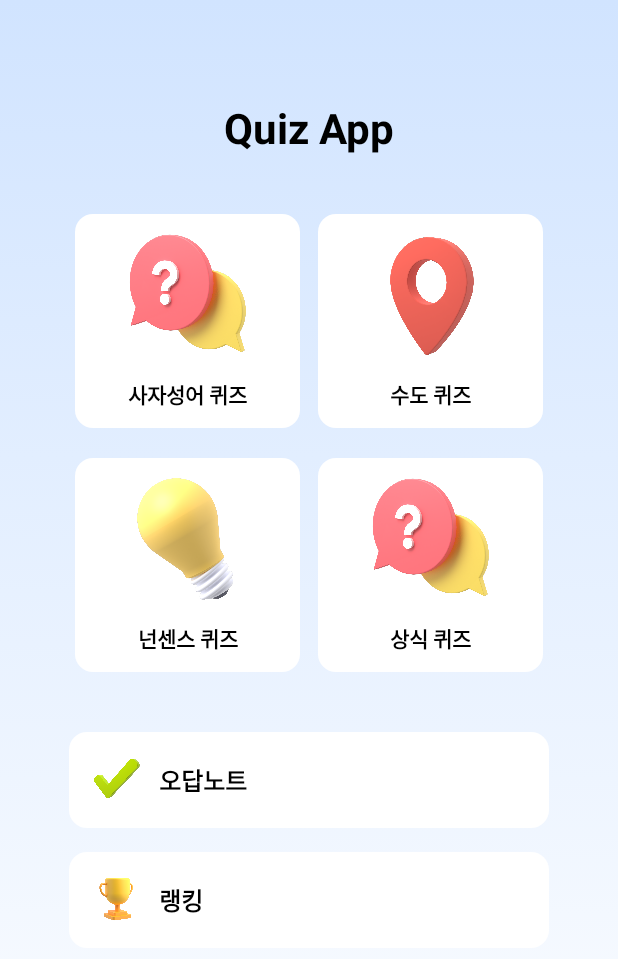
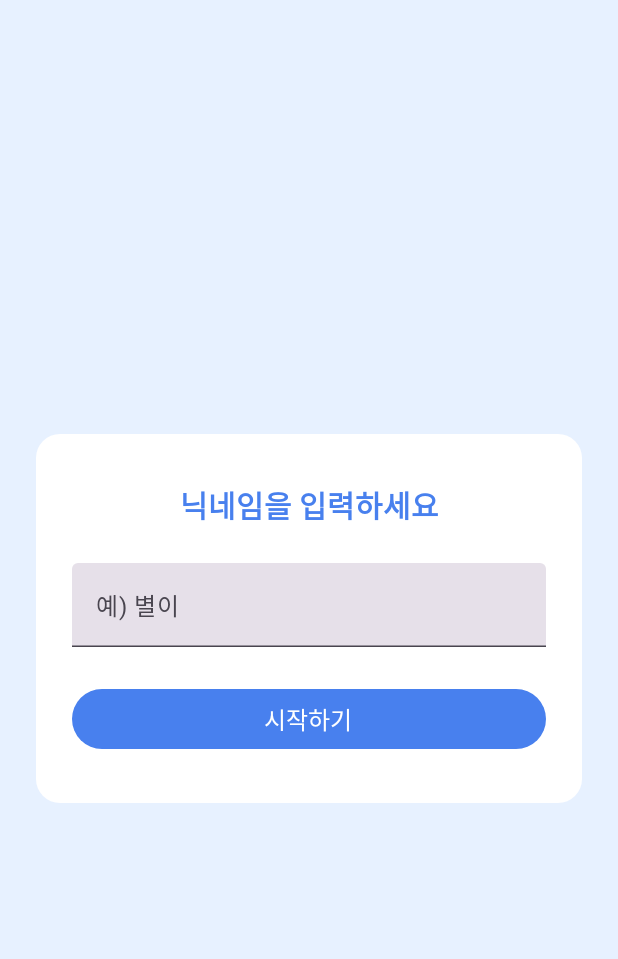
Before and after one commit to kkjimin12/mobileSW_14, an Android app built with Jetpack Compose: the screen it shows after launch (MainActivity), on a phone screen of 412 x 824 dp. Shown: the top 959 px of the screen. Run offline under Robolectric (Android 15) with nearby library versions, the phone set to English and light mode, and no system bars.

Commit message:
Feat: 닉네임 입력 화면 수정

```diff
--- a/app/src/main/java/com/example/mobilequizapp/MainActivity.kt
+++ b/app/src/main/java/com/example/mobilequizapp/MainActivity.kt
@@ -69,15 +69,13 @@ class MainActivity : ComponentActivity() {
 fun HomeScreenPreview() {
     val context = LocalContext.current
 
-    HomeScreen(
-        context = context,
-        onTopicSelected = { _, _ -> },
-        onWrongQuizClick = {},
-        onRankingClick = {}
-    )
+    RankingScreen {
+
+    }
 }
 //랭킹 위한 게임 기록
 data class GameRecord(
+    val nickname: String = "",
     val topic: String,           // 주제
     val score: Int,              // 점수 (0-100)
     val correctCount: Int,       // 정답 수
@@ -117,7 +115,10 @@ object GameRecordManager {
 
 @Composable
 fun QuizApp(){
-    var currentScreen by remember {mutableStateOf("home")}
+
+    var currentScreen by remember { mutableStateOf("name") }
+    var nickname by remember { mutableStateOf("") }
+
     var currentTopic by remember {mutableStateOf("")}
     var currentQuizList by remember {mutableStateOf(listOf<Quiz>())}
     var lastScore by remember {mutableStateOf(0)}
@@ -126,6 +127,14 @@ fun QuizApp(){
     val context = LocalContext.current
 
     when(currentScreen){
+
+        "name" -> NameScreen(
+            onConfirm = { inputName ->
+                nickname = inputName
+                currentScreen = "home"
+            }
+        )
+
         "home" -> HomeScreen(
             context = context,
             onTopicSelected = { topicName, fileName ->
@@ -153,6 +162,7 @@ fun QuizApp(){
             }
         )
         "result" -> ResultScreen(
+            nickname = nickname,
             topic = currentTopic,
             totalQuestions = currentQuizList.size,
             wrongCount = currentQuizWrongList.size,
@@ -260,6 +270,61 @@ fun HomeScreen(
                 text = "랭킹",
                 onClick = onRankingClick
             )
+        }
+    }
+}
+
+@Composable
+fun NameScreen(
+    onConfirm: (String) -> Unit
+) {
+    var nameInput by remember { mutableStateOf("") }
+
+    Box(
+        modifier = Modifier
+            .fillMaxSize()
+            .background(Color(0xFFE7F1FF)),   // 배경색 E7F1FF
+        contentAlignment = Alignment.Center
+    ) {
+        Column(
+            horizontalAlignment = Alignment.CenterHorizontally,
+            modifier = Modifier
+                .padding(24.dp)
+                .background(Color.White, RoundedCornerShape(16.dp))
+                .padding(horizontal = 24.dp, vertical = 32.dp)
+        ) {
+            Text(
+                text = "닉네임을 입력하세요",
+                fontSize = 20.sp,
+                fontWeight = FontWeight.Bold,
+                color = Color(0xFF4880EE)      // 글자색 4880EE
+            )
+
+            Spacer(modifier = Modifier.height(24.dp))
+
+            androidx.compose.material3.TextField(
+                value = nameInput,
+                onValueChange = { nameInput = it },
+                singleLine = true,
+                modifier = Modifier.fillMaxWidth(),
+                placeholder = { Text("예) 별이") }
+            )
+
+            Spacer(modifier = Modifier.height(24.dp))
+
+            Button(
+                onClick = {
+                    if (nameInput.isNotBlank()) {
+                        onConfirm(nameInput.trim())
+                    }
+                },
+                modifier = Modifier.fillMaxWidth(),
+                colors = ButtonDefaults.buttonColors(
+                    containerColor = Color(0xFF4880EE)
+                )
+            ) {
+                Text("시작하기", color = Color.White, fontSize = 16.sp)
+            }
         }
     }
 }
@@ -492,6 +557,7 @@ fun loadQuizFromAssets(context: Context, fileName: String): List<Quiz>{
 
 @Composable
 fun ResultScreen(
+    nickname: String,
     topic: String = "",
     totalQuestions: Int = 0,
     wrongCount: Int = 0,
@@ -509,6 +575,7 @@ fun ResultScreen(
     LaunchedEffect(topic, totalQuestions, wrongCount) {
         if (totalQuestions > 0) {
             val record = GameRecord(
+                nickname = nickname,
                 topic = topic,
                 score = score,
                 correctCount = correctCount,
```
